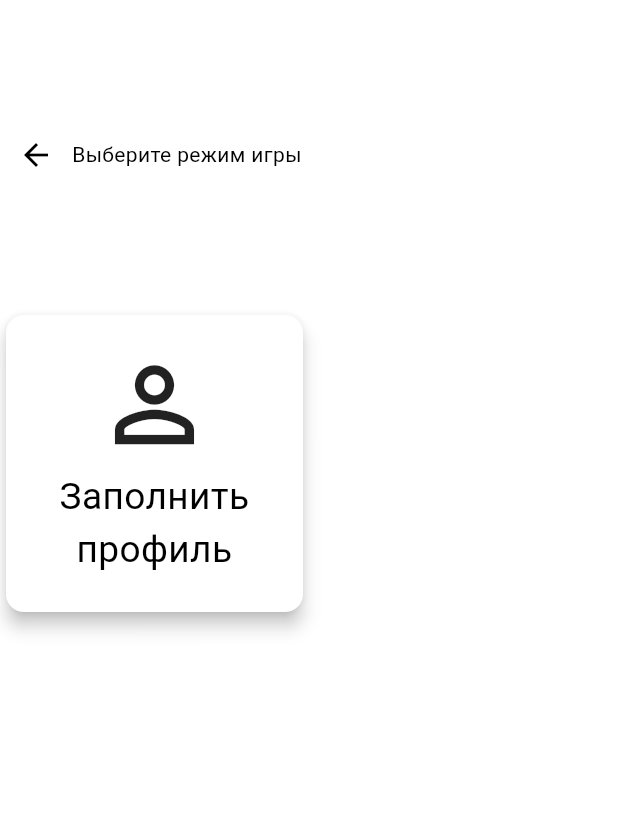
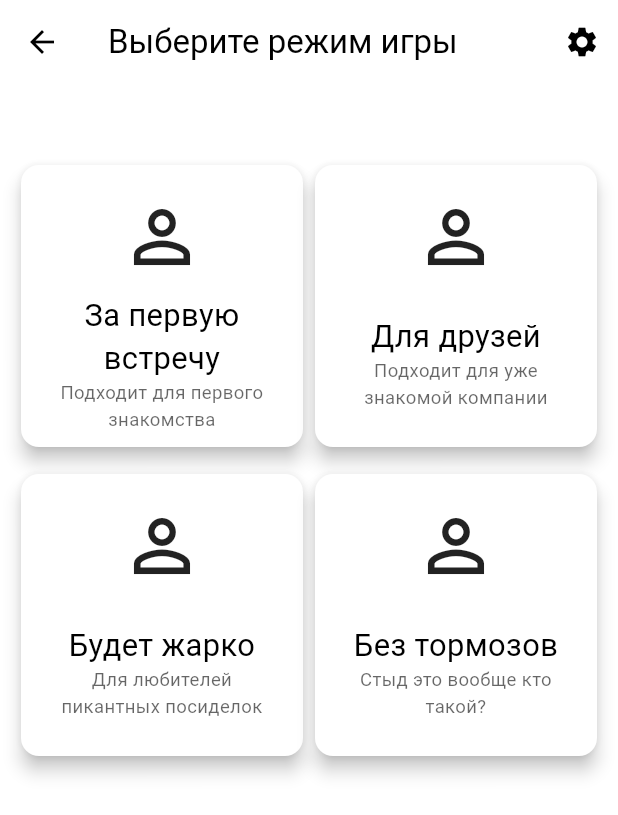
Before and after one commit to EvgrafovBTW/ToD_Lite, a Flutter app: the GameSetupScreen screen opened directly, on a phone screen of 412 x 824 dp. Shown: the top 815 px of the screen. Run offline on Flutter 3.47's test engine with Material 2 defaults, Android fonts, the phone set to English and light mode, and no system bars; drawn by our look-alikes of flutter_platform_widgets, overlay_support; our stand-ins replace equatable, flutter_bloc, hydrated_bloc.

Commit message:
made game loop

```diff
--- a/lib/logic/blocs/game_bloc/bloc/game_bloc.dart
+++ b/lib/logic/blocs/game_bloc/bloc/game_bloc.dart
@@ -6,9 +6,18 @@ part 'game_event.dart';
 part 'game_state.dart';
 
 class GameBloc extends Bloc<GameEvent, GameState> {
-  GameBloc() : super(GameInitial()) {
-    on<StartGameSetup>((event, emit) => emit(GameSetup(modeId: event.modeId)));
-    on<StartGame>((event, emit) => emit(GameOngoing(modeId: event.modeId)));
+  GameBloc() : super(const GameState()) {
+    on<StartGame>(
+      (event, emit) => emit(
+        GameOngoing(
+          modeId: event.modeId,
+          players: state.players,
+          activePlayerId: 0,
+        ),
+      ),
+    );
+    on<EndGame>((event, emit) => emit(GameState(players: state.players)));
+
     on<AddPlayer>((event, emit) {
       List<PlayerModel> newPlayerList = List.from(state.players);
       newPlayerList.add(event.player);
@@ -27,5 +36,47 @@ class GameBloc extends Bloc<GameEvent, GameState> {
         ),
       );
     });
+    on<EditPlayer>((event, emit) {
+      List<PlayerModel> newPlayerList = List.from(state.players);
+      int index = newPlayerList
+          .indexOf(newPlayerList.firstWhere((p) => p.id == event.player.id));
+      newPlayerList.removeAt(index);
+      newPlayerList.insert(index, event.player);
+      emit(
+        state.copyWith(
+          players: newPlayerList,
+        ),
+      );
+    });
+
+    on<EnvokeGameDescision>(
+      (event, emit) {
+        PlayerModel player = event.playerModel;
+        if (state is GameOngoingPlayerDeicide ||
+            state is GameOngoingPlayerQuest) {
+          if (player.id != state.players.last.id) {
+            player = state.players.elementAt(state.players.indexOf(player) + 1);
+          } else {
+            player = state.players.first;
+          }
+        }
+        emit(
+          GameOngoingPlayerDeicide(
+            modeId: state.modeId,
+            players: state.players,
+            activePlayerId: player.id,
+          ),
+        );
+      },
+    );
+    on<EnvokeGameQuest>(
+      (event, emit) => emit(
+        GameOngoingPlayerQuest(
+          modeId: state.modeId,
+          players: state.players,
+          activePlayerId: event.playerModel.id,
+        ),
+      ),
+    );
   }
 }
--- a/lib/logic/blocs/game_bloc/bloc/game_event.dart
+++ b/lib/logic/blocs/game_bloc/bloc/game_event.dart
@@ -7,9 +7,15 @@ abstract class GameEvent extends Equatable {
   List<Object> get props => [];
 }
 
+//! Эвент редактирования игроков
 class AddPlayer extends GameEvent {
   final PlayerModel player;
   const AddPlayer(this.player);
+}
+
+class EditPlayer extends GameEvent {
+  final PlayerModel player;
+  const EditPlayer(this.player);
 }
 
 class RemovePlayer extends GameEvent {
@@ -17,14 +23,29 @@ class RemovePlayer extends GameEvent {
   const RemovePlayer(this.player);
 }
 
-class StartGameSetup extends GameEvent {
-  final int modeId;
-
-  const StartGameSetup(this.modeId);
-}
-
+//! Эвенты старта\завершения игры
 class StartGame extends GameEvent {
   final int modeId;
 
   const StartGame(this.modeId);
 }
+
+class EndGame extends GameEvent {}
+
+//! Эвенты для игрового цикла
+abstract class GameplayEvent extends GameEvent {
+  final PlayerModel playerModel;
+  const GameplayEvent({required this.playerModel});
+}
+
+class EnvokeGameDescision extends GameplayEvent {
+  const EnvokeGameDescision({required super.playerModel});
+}
+
+class EnvokeGameQuest extends GameplayEvent {
+  const EnvokeGameQuest({required super.playerModel});
+}
+
+class GameNextTurn extends GameplayEvent {
+  const GameNextTurn({required super.playerModel});
+}
--- a/lib/logic/blocs/game_bloc/bloc/game_state.dart
+++ b/lib/logic/blocs/game_bloc/bloc/game_state.dart
@@ -2,12 +2,15 @@
 part of 'game_bloc.dart';
 
 class GameState extends Equatable {
-  const GameState({this.players = const []});
+  const GameState(
+      {this.players = const [], this.modeId = 0, this.activePlayerId = 0});
 
   final List<PlayerModel> players;
+  final int modeId;
+  final int activePlayerId;
 
   @override
-  List<Object> get props => [players];
+  List<Object> get props => [players, modeId, activePlayerId];
 
   GameState copyWith({
     List<PlayerModel>? players,
@@ -18,15 +21,26 @@ class GameState extends Equatable {
   }
 }
 
-class GameInitial extends GameState {}
-
-class GameSetup extends GameState {
-  final int modeId;
-  const GameSetup({
-    required this.modeId,
+class GameOngoing extends GameState {
+  const GameOngoing({
+    required super.players,
+    required super.modeId,
+    required super.activePlayerId,
   });
 }
 
-class GameOngoing extends GameSetup {
-  const GameOngoing({required super.modeId});
+class GameOngoingPlayerDeicide extends GameOngoing {
+  const GameOngoingPlayerDeicide({
+    required super.modeId,
+    required super.players,
+    required super.activePlayerId,
+  });
 }
+
+class GameOngoingPlayerQuest extends GameOngoing {
+  const GameOngoingPlayerQuest({
+    required super.modeId,
+    required super.players,
+    required super.activePlayerId,
+  });
+}
--- /dev/null
+++ b/lib/logic/models/game_mode_model.dart
@@ -0,0 +1,59 @@
+// ignore_for_file: public_member_api_docs, sort_constructors_first
+import 'package:flutter/material.dart';
+
+abstract class GameModeModel {
+  int id;
+  String title;
+  String? description;
+  Widget icon;
+  GameModeModel({
+    required this.id,
+    required this.title,
+    this.description,
+    required this.icon,
+  });
+}
+
+class FirstGameModel extends GameModeModel {
+  FirstGameModel({
+    super.id = 0,
+    super.title = 'За первую встречу',
+    super.description = 'Подходит для первого знакомства',
+    super.icon = const Icon(
+      Icons.person_outline,
+    ),
+  });
+}
+
+class SecondGameModel extends GameModeModel {
+  SecondGameModel({
+    super.id = 1,
+    super.title = 'Для друзей',
+    super.description = 'Подходит для уже знакомой компании',
+    super.icon = const Icon(
+      Icons.person_outline,
+    ),
+  });
+}
+
+class ThirdGameModel extends GameModeModel {
+  ThirdGameModel({
+    super.id = 2,
+    super.title = 'Будет жарко',
+    super.description = 'Для любителей пикантных посиделок',
+    super.icon = const Icon(
+      Icons.person_outline,
+    ),
+  });
+}
+
+class FourthGameModel extends GameModeModel {
+  FourthGameModel({
+    super.id = 3,
+    super.title = 'Без тормозов',
+    super.description = 'Стыд это вообще кто такой?',
+    super.icon = const Icon(
+      Icons.person_outline,
+    ),
+  });
+}
--- /dev/null
+++ b/lib/screens/components/game_mode_card.dart
@@ -0,0 +1,56 @@
+import 'package:flutter/material.dart';
+import 'package:truth_or_dare_lite/logic/models/game_mode_model.dart';
+
+class GameModeCard extends StatelessWidget {
+  final GameModeModel model;
+  final VoidCallback onTap;
+  const GameModeCard(
+    this.model, {
+    required this.onTap,
+    super.key,
+  });
+
+  @override
+  Widget build(BuildContext context) {
+    return Card(
+      elevation: 5,
+      child: InkWell(
+        onTap: onTap,
+        child: Padding(
+          padding: const EdgeInsets.only(top: 20, left: 20, right: 20),
+          child: Column(
+            children: [
+              Expanded(
+                  child: FittedBox(
+                child: model.icon,
+              )),
+              Expanded(
+                flex: 2,
+                child: Column(
+                  mainAxisAlignment: MainAxisAlignment.center,
+                  children: [
+                    Text(
+                      model.title,
+                      style: TextStyle(
+                          fontSize: MediaQuery.of(context).size.height * 0.025),
+                      textAlign: TextAlign.center,
+                    ),
+                    if (model.description != null)
+                      Text(
+                        model.description!,
+                        style: TextStyle(
+                            fontSize:
+                                MediaQuery.of(context).size.height * 0.015,
+                            color: Theme.of(context).hintColor),
+                        textAlign: TextAlign.center,
+                      ),
+                  ],
+                ),
+              ),
+            ],
+          ),
+        ),
+      ),
+    );
+  }
+}
--- /dev/null
+++ b/lib/screens/components/settings_button.dart
@@ -0,0 +1,20 @@
+import 'package:flutter/material.dart';
+import 'package:truth_or_dare_lite/screens/settings_screen.dart';
+import 'package:truth_or_dare_lite/utils.dart';
+
+class SettingsButton extends StatelessWidget {
+  const SettingsButton({
+    super.key,
+  });
+
+  @override
+  Widget build(BuildContext context) {
+    return IconButton(
+      onPressed: () => platformNavigateTo(
+        context: context,
+        screen: const SettingsScreen(),
+      ),
+      icon: const Icon(Icons.settings),
+    );
+  }
+}
--- a/lib/screens/game_setup_screen.dart
+++ b/lib/screens/game_setup_screen.dart
@@ -1,6 +1,11 @@
 import 'package:flutter/material.dart';
-import 'package:flutter/src/widgets/framework.dart';
-import 'package:flutter/src/widgets/placeholder.dart';
+import 'package:flutter_bloc/flutter_bloc.dart';
+import 'package:truth_or_dare_lite/logic/blocs/game_bloc/bloc/game_bloc.dart';
+import 'package:truth_or_dare_lite/logic/models/game_mode_model.dart';
+import 'package:truth_or_dare_lite/logic/models/player_model.dart';
+import 'package:truth_or_dare_lite/screens/components/game_mode_card.dart';
+import 'package:truth_or_dare_lite/screens/components/player_badge.dart';
+import 'package:truth_or_dare_lite/screens/components/settings_button.dart';
 import 'package:truth_or_dare_lite/screens/game_screen.dart';
 import 'package:truth_or_dare_lite/utils.dart';
 
@@ -9,94 +14,86 @@ class GameSetupScreen extends StatelessWidget {
 
   @override
   Widget build(BuildContext context) {
+    void startGame(GameModeModel model) {
+      BlocProvider.of<GameBloc>(context)
+        ..add(StartGame(model.id))
+        ..add(
+          EnvokeGameDescision(
+            playerModel: BlocProvider.of<GameBloc>(context).state.players.first,
+          ),
+        );
+      platformNavigateTo(
+        context: context,
+        screen: GameScreen(model),
+      );
+    }
+
     return Scaffold(
+      appBar: AppBar(
+        leading: const BackButton(),
+        actions: const [SettingsButton()],
+        title: const Text('Выберите режим игры'),
+      ),
       body: SafeArea(
         child: Padding(
           padding: const EdgeInsets.symmetric(horizontal: 0),
-          //TODO сверстать экран режимов
+          child: SingleChildScrollView(
             child: Column(
+              crossAxisAlignment: CrossAxisAlignment.start,
               children: [
-              Expanded(
-                child: Row(
+                BlocBuilder<GameBloc, GameState>(
+                  builder: (context, state) {
+                    return Wrap(
                       children: [
-                    BackButton(),
-                    Text('Выберите режим игры'),
+                        for (PlayerModel player in state.players)
+                          PlayerBadge(
+                            player: player,
+                            //TODO убрать актив либо здеьс заменить на другой виджет
+                            activeId: 0,
+                          ),
                       ],
+                    );
+                  },
                 ),
-              ),
-              Flexible(
-                flex: 3,
-                child: GridView.count(
+                GridView.count(
+                  physics: const NeverScrollableScrollPhysics(),
+                  shrinkWrap: true,
                   crossAxisCount: 2,
+                  mainAxisSpacing: 10,
+                  padding:
+                      const EdgeInsets.symmetric(vertical: 50, horizontal: 10),
                   children: [
                     GameModeCard(
-                      'Заполнить профиль',
+                      FirstGameModel(),
                       onTap: () {
-                        platformNavigateTo(
-                          context: context,
-                          screen: const GameScreen(),
-                        );
+                        startGame(FirstGameModel());
                       },
-                      icon: const Icon(
-                        Icons.person_outline,
                     ),
+                    GameModeCard(
+                      SecondGameModel(),
+                      onTap: () {
+                        startGame(SecondGameModel());
+                      },
+                    ),
+                    GameModeCard(
+                      ThirdGameModel(),
+                      onTap: () {
+                        startGame(ThirdGameModel());
+                      },
+                    ),
+                    GameModeCard(
+                      FourthGameModel(),
+                      onTap: () {
+                        startGame(FourthGameModel());
+                      },
                     ),
                   ],
                 ),
-              )
               ],
+            ),
           ),
         ),
       ),
     );
   }
 }
-
-class GameModeCard extends StatelessWidget {
-  final String label;
-  final Widget? icon;
-  final VoidCallback onTap;
-  const GameModeCard(
-    this.label, {
-    this.icon,
-    required this.onTap,
-    super.key,
-  });
-
-  @override
-  Widget build(BuildContext context) {
-    return Card(
-      elevation: 5,
-      child: InkWell(
-        onTap: onTap,
-        child: Padding(
-          padding: const EdgeInsets.all(20),
-          child: Column(
-            children: [
-              Expanded(
-                child: icon != null
-                    ? FittedBox(
-                        child: icon!,
-                      )
-                    : const SizedBox(),
-              ),
-              Expanded(
-                child: Column(
-                  mainAxisAlignment: MainAxisAlignment.center,
-                  children: [
-                    Text(
-                      label,
-                      style: TextStyle(
-                          fontSize: MediaQuery.of(context).size.height * 0.03),
-                      textAlign: TextAlign.center,
-                    ),
-                  ],
-                ),
-              ),
-            ],
-          ),
-        ),
-      ),
-    );
-  }
-}
--- a/lib/screens/settings_screen.dart
+++ b/lib/screens/settings_screen.dart
@@ -154,7 +154,7 @@ class MainColorChangeSheet extends StatelessWidget {
                 children: [
                   Row(
                     children: [
-                      Text('Ночной режим'),
+                      const Text('Ночной режим'),
                       PlatformSwitch(
                         value: state.isDarkMode,
                         onChanged: (v) {
```
Also changed, not shown: lib/screens/components/player_add_dialog.dart (+48 -6 lines), lib/screens/components/player_badge.dart (added, +37 -0 lines), lib/screens/components/setup_player_card.dart (+20 -2 lines), lib/screens/game_screen.dart (+58 -5 lines), lib/screens/main_screen.dart (+4 -16 lines). Lines whose indentation alone changed are shown as unchanged.
